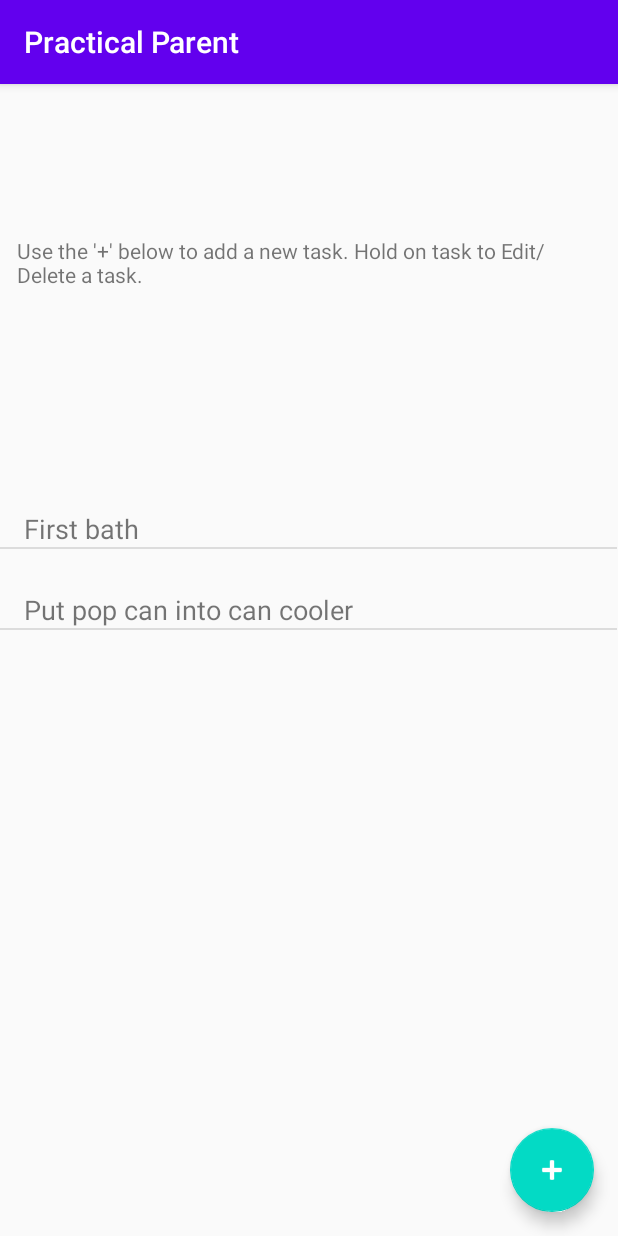
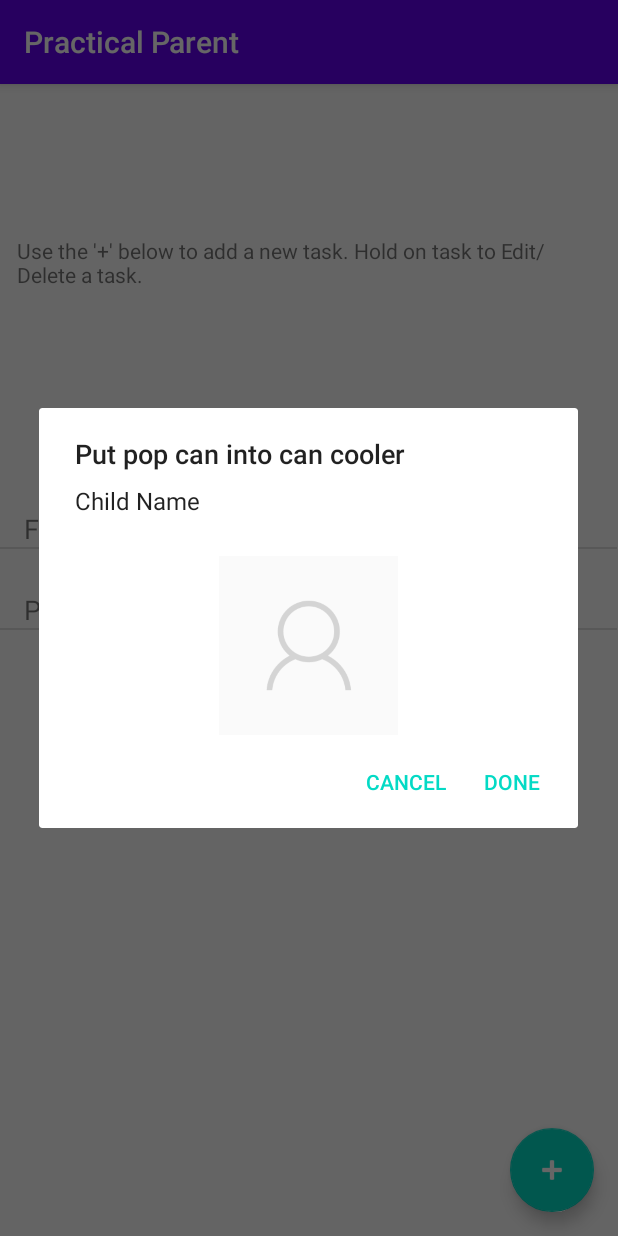
Before and after one commit to wanyingc/PracticalParentApp, an Android app: the TasksList screen opened directly, with no data from a screen before it, after a tap on "Put pop can into can cooler", on a phone screen of 412 x 824 dp. Run offline under Robolectric (Android 15) with nearby library versions, the phone set to English and light mode, and no system bars.

Commit message:
Implement pop up screen.

```diff
--- a/app/src/main/java/ca/cmpt276/practicalparent/view/TasksList.java
+++ b/app/src/main/java/ca/cmpt276/practicalparent/view/TasksList.java
@@ -1,10 +1,12 @@
 package ca.cmpt276.practicalparent.view;
 
 import androidx.appcompat.app.ActionBar;
+import androidx.appcompat.app.AlertDialog;
 import androidx.appcompat.app.AppCompatActivity;
 import androidx.appcompat.widget.Toolbar;
 
 import android.content.Context;
+import android.content.DialogInterface;
 import android.content.Intent;
 import android.graphics.Bitmap;
 import android.os.Bundle;
@@ -12,6 +14,7 @@ import android.view.View;
 import android.view.ViewGroup;
 import android.widget.AdapterView;
 import android.widget.ArrayAdapter;
+import android.widget.EditText;
 import android.widget.ImageView;
 import android.widget.ListView;
 import android.widget.TextView;
@@ -25,8 +28,13 @@ import ca.cmpt276.practicalparent.model.Task;
 import ca.cmpt276.practicalparent.model.TaskManager;
 
 public class TasksList extends AppCompatActivity {
+    private AlertDialog dialogBuilder;
+    private AlertDialog dialog;
     private TaskManager manager;
     private ArrayAdapter<Task> adapter;
+    private int popUpTaskIndex;
+    public TextView testText;
+
 
     @Override
     protected void onCreate(Bundle savedInstanceState) {
@@ -58,11 +66,43 @@ public class TasksList extends AppCompatActivity {
             TaskManager.getInstance().addTask(task2);
         }
 
-        taskClickHandler();
+        taskItemClickHandler();
 
     }
 
-    private void taskClickHandler() {
+    // Display pop up screen
+    public void createPopUpDialog() {
+        dialogBuilder = new AlertDialog.Builder(this).create();
+        final  View contactPopupView = getLayoutInflater().inflate(R.layout.popupscreen,null);
+
+        Task task = TaskManager.getInstance().getTask(popUpTaskIndex);
+
+        //Set image for popup
+        ImageView childImageDialog = (ImageView) contactPopupView.findViewById(R.id.childImagePopUp);
+        childImageDialog.setImageResource(R.drawable.default_image);
+
+        dialogBuilder.setTitle(task.getTaskName());
+        dialogBuilder.setMessage("Child Name");
+        dialogBuilder.setView(contactPopupView);
+        dialogBuilder.setButton(AlertDialog.BUTTON_NEGATIVE, "Cancel",
+                new DialogInterface.OnClickListener() {
+                    @Override
+                    public void onClick(DialogInterface dialog, int which) {
+                        dialog.dismiss();
+                    }
+                });
+        dialogBuilder.setButton(AlertDialog.BUTTON_POSITIVE, "Done",
+                new DialogInterface.OnClickListener() {
+                    @Override
+                    public void onClick(DialogInterface dialog, int which) {
+
+                    }
+                });
+
+        dialogBuilder.show();
+    }
+
+    private void taskItemClickHandler() {
         ListView list = (ListView) findViewById(R.id.taskList);
 
         //Hold item to delete
@@ -85,10 +125,11 @@ public class TasksList extends AppCompatActivity {
                 String message = "Showing " + manager.getTask(position).getTaskName();
                 Toast.makeText(TasksList.this, message, Toast.LENGTH_LONG).show();
 
-//                Intent intent = ChildEdit.makeIntent(ChildList.this, position);
-//                startActivity(intent);
+                popUpTaskIndex = position;
+                createPopUpDialog();
             }
         });
+
     }
 
     // Intent from Main menu to task list activity
--- /dev/null
+++ b/app/src/main/res/layout/popupscreen.xml
@@ -0,0 +1,19 @@
+<?xml version="1.0" encoding="utf-8"?>
+<androidx.constraintlayout.widget.ConstraintLayout xmlns:android="http://schemas.android.com/apk/res/android"
+    xmlns:app="http://schemas.android.com/apk/res-auto"
+    xmlns:tools="http://schemas.android.com/tools"
+    android:id="@+id/linearLayout"
+    android:layout_width="match_parent"
+    android:layout_height="match_parent">
+
+    <ImageView
+        android:id="@+id/childImagePopUp"
+        android:layout_width="119dp"
+        android:layout_height="119dp"
+        app:layout_constraintBottom_toBottomOf="parent"
+        app:layout_constraintEnd_toEndOf="parent"
+        app:layout_constraintStart_toStartOf="parent"
+        app:layout_constraintTop_toTopOf="parent"
+        tools:srcCompat="@tools:sample/avatars" />
+
+</androidx.constraintlayout.widget.ConstraintLayout>
--- a/app/src/main/res/values/strings.xml
+++ b/app/src/main/res/values/strings.xml
@@ -50,5 +50,12 @@
     <string name="use_the_below_to_add_a_new_task_hold_on_task_to_edit_delete_a_task">Use the \'+\' below to add a new task. Hold on task to Edit/Delete a task.</string>
     <string name="edit">Edit</string>
     <string name="remove">Remove</string>
+    <string name="whose_turn_next">Whose Turn Next:</string>
+    <string name="done">Done</string>
+    <string name="cancel">Cancel</string>
+    <string name="textview">TextView</string>
+    <string name="task_item_name">Task Item Name</string>
+    <string name="child_name">Child Name</string>
+
 
 </resources>
```
